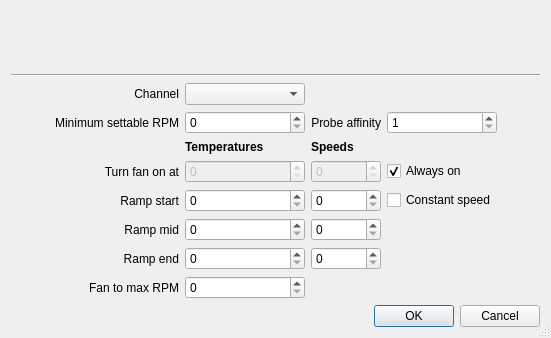
Above: gui_softwareautosetup.ui from Shub77/phoebetria-code before the change; both pictures show x 0 to 551 and y 216 to 554 of the 551 by 554 pixel window. Below: the same form after it.
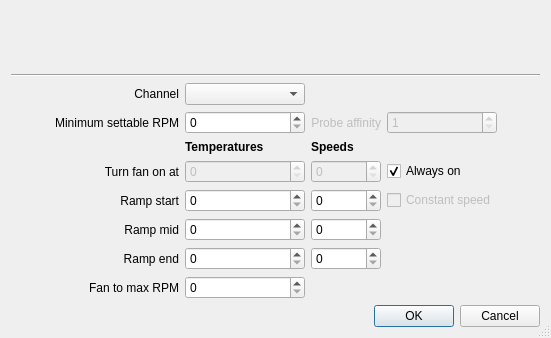
That is the form after the change. Custom widgets are drawn as their Qt base class.

Commit message: Temporarily hid probe affinity and constant fan speed controls

Diff of the .ui file:
```diff
--- a/gui_softwareautosetup.ui
+++ b/gui_softwareautosetup.ui
@@ -64,7 +64,10 @@
      <item>
       <layout class="QGridLayout" name="gridLayout">
        <item row="1" column="2">
-        <widget class="QLabel" name="label_10">
+        <widget class="QLabel" name="label_probeAffinity">
+         <property name="enabled">
+          <bool>false</bool>
+         </property>
          <property name="text">
           <string>Probe affinity</string>
          </property>
@@ -270,6 +273,9 @@
        </item>
        <item row="4" column="3">
         <widget class="QCheckBox" name="ctrl_isFanConstantSpeed">
+         <property name="enabled">
+          <bool>false</bool>
+         </property>
          <property name="text">
           <string>Constant speed</string>
          </property>
@@ -278,7 +284,7 @@
        <item row="1" column="3">
         <widget class="QSpinBox" name="ctrl_probeAffinity">
          <property name="enabled">
-          <bool>true</bool>
+          <bool>false</bool>
          </property>
          <property name="minimum">
           <number>1</number>
```
The commit also changes 1 other file.
